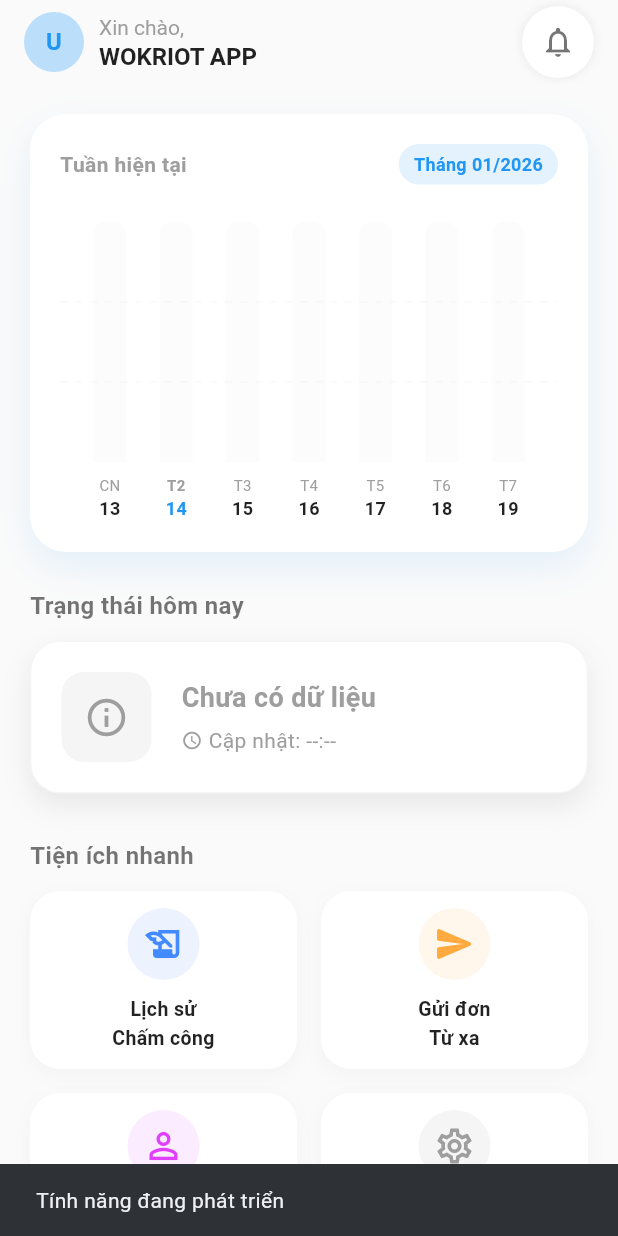
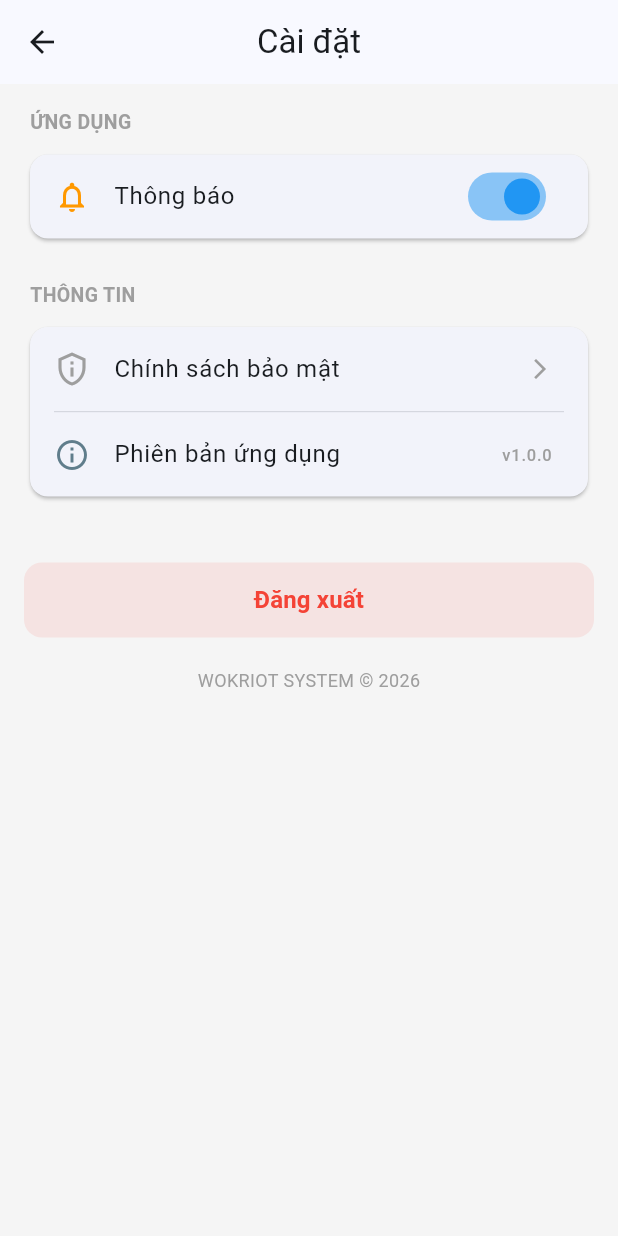
Before and after one commit to cjjjjjk/wokriot-4735, a Flutter app: the HomeScreen screen opened directly, after a tap on an icon or button, on a phone screen of 412 x 824 dp. Run offline on Flutter 3.47's test engine with Material 3 defaults, Android fonts, the phone set to English and light mode, and no system bars; drawn by our look-alikes of fl_chart; our stand-ins replace flutter_dotenv, flutter_local_notifications, qr_flutter, shared_preferences; missing offline and left inert: mqtt_client; accounts and stored records are empty; network calls fail.

Commit message:
update code setting

```diff
--- a/mobile/lib/config/app_config.dart
+++ b/mobile/lib/config/app_config.dart
@@ -15,7 +15,7 @@ class AppConfig {
     }
 
     // 3. iOS/Windows/Linux -> localhost
-    return '192.168.1.250';
+    return '192.168.1.59';
   }
 
   static String get serverPort => dotenv.env['SERVER_PORT'] ?? '5000';
--- a/mobile/lib/screens/home_screen.dart
+++ b/mobile/lib/screens/home_screen.dart
@@ -14,6 +14,7 @@ import 'history_screen.dart';
 import 'request_screen.dart';
 import 'profile_screen.dart';
 import 'notification_screen.dart';
+import 'settings_screen.dart'; // Import màn hình cài đặt
 
 class HomeScreen extends StatefulWidget {
   const HomeScreen({super.key});
@@ -90,7 +91,7 @@ class _HomeScreenState extends State<HomeScreen> {
     }
   }
 
-  // --- 3. LẤY TRẠNG THÁI TỪ SERVER (ĐÃ SỬA LOGIC PARSE JSON) ---
+  // --- 3. LẤY TRẠNG THÁI TỪ SERVER ---
   Future<void> _fetchTodayData() async {
     print("------- BẮT ĐẦU GỌI API -------");
     final prefs = await SharedPreferences.getInstance();
@@ -111,11 +112,11 @@ class _HomeScreenState extends State<HomeScreen> {
         },
       ).timeout(const Duration(seconds: 5));
 
-      print("Response Body: ${response.body}"); // Xem log ở đây
+      print("Response Body: ${response.body}");
 
       if (response.statusCode == 200) {
         final bodyJSON = jsonDecode(response.body);
-        final data = bodyJSON['data']; // Dữ liệu nằm trong key 'data'
+        final data = bodyJSON['data'];
 
         String status = "NONE";
         String time = "--:--";
@@ -151,13 +152,11 @@ class _HomeScreenState extends State<HomeScreen> {
 
     try {
       final now = DateTime.now();
-
       // KHỚP VỚI WEB: Tuần bắt đầu từ Chủ Nhật (weekday = 7 trong Dart)
       int currentDay = now.weekday % 7; // 0=CN, 1=T2, ...6=T7
 
       // Tính ngày Chủ Nhật đầu tuần
       DateTime startOfWeek = now.subtract(Duration(days: currentDay));
-      // Reset giờ về 0h00
       startOfWeek =
           DateTime(startOfWeek.year, startOfWeek.month, startOfWeek.day);
 
@@ -186,7 +185,6 @@ class _HomeScreenState extends State<HomeScreen> {
 
         for (var dayData in days) {
           DateTime date = DateTime.parse(dayData['date']); // YYYY-MM-DD
-
           double hours = (dayData['total_times'] ?? 0).toDouble();
 
           // Map weekday to array index: CN=0, T2=1, ..., T7=6
@@ -199,7 +197,7 @@ class _HomeScreenState extends State<HomeScreen> {
         if (mounted) {
           setState(() {
             _weeklyData = newWeeklyData;
-            _startOfWeek = startOfWeek; // Cập nhật ngày bắt đầu tuần (Chủ Nhật)
+            _startOfWeek = startOfWeek;
           });
         }
       }
@@ -208,16 +206,16 @@ class _HomeScreenState extends State<HomeScreen> {
     }
   }
 
-  // --- LOGIC MQTT ---
+  // --- LOGIC MQTT (ĐÃ SỬA GIỜ ẢO) ---
   void _setupMqtt() async {
     await _mqttService.initialize();
 
+    // Biến 'time' là thời gian từ MQTT gửi sang
     _mqttService.onDataReceived = (status, msg, time) async {
       if (!mounted) return;
 
-      final now = DateTime.now();
-      final String realTime =
-          "${now.hour.toString().padLeft(2, '0')}:${now.minute.toString().padLeft(2, '0')}";
+      // ✅ QUAN TRỌNG: Dùng thời gian từ MQTT (Giờ ảo) thay vì DateTime.now()
+      final String deviceTime = time;
 
       // --- CHẶN LẶP LẠI ---
       if (status == "CHECK_IN") {
@@ -225,6 +223,7 @@ class _HomeScreenState extends State<HomeScreen> {
           ScaffoldMessenger.of(context).showSnackBar(const SnackBar(
             content: Text("Bạn đã Check-in rồi!"),
             backgroundColor: Colors.redAccent,
+            duration: Duration(milliseconds: 500),
           ));
           return;
         }
@@ -232,6 +231,7 @@ class _HomeScreenState extends State<HomeScreen> {
           ScaffoldMessenger.of(context).showSnackBar(const SnackBar(
             content: Text("Bạn đã hoàn thành ca làm việc rồi!"),
             backgroundColor: Colors.redAccent,
+            duration: Duration(milliseconds: 500),
           ));
           return;
         }
@@ -242,6 +242,7 @@ class _HomeScreenState extends State<HomeScreen> {
           ScaffoldMessenger.of(context).showSnackBar(const SnackBar(
             content: Text("Bạn đã Check-out rồi!"),
             backgroundColor: Colors.redAccent,
+            duration: Duration(milliseconds: 500),
           ));
           return;
         }
@@ -249,6 +250,7 @@ class _HomeScreenState extends State<HomeScreen> {
           ScaffoldMessenger.of(context).showSnackBar(const SnackBar(
             content: Text("Bạn chưa Check-in thì không thể Check-out!"),
             backgroundColor: Colors.redAccent,
+            duration: Duration(milliseconds: 500),
           ));
           return;
         }
@@ -263,7 +265,9 @@ class _HomeScreenState extends State<HomeScreen> {
       }
 
       setState(() => _isLoading = false);
-      _updateUI(status, time);
+
+      // ✅ Cập nhật giao diện bằng deviceTime
+      _updateUI(status, deviceTime);
 
       String notifType = "info";
       String notifTitle = "Thông báo";
@@ -276,16 +280,18 @@ class _HomeScreenState extends State<HomeScreen> {
         notifType = "checkout";
       }
 
+      // Lưu thông báo với deviceTime
       await NotificationHelper.addNotification(
-          notifTitle, "Ghi nhận lúc $time. $msg", notifType);
+          notifTitle, "Ghi nhận lúc $deviceTime. $msg", notifType);
 
+      // Cập nhật lịch sử với deviceTime
       setState(() {
         _history.insert(
             0,
             AttendanceHistory(
               date: DateTime.now().toString().split(' ')[0],
-              checkIn: status == "CHECK_IN" ? realTime : "--:--",
-              checkOut: status == "CHECK_OUT" ? realTime : "--:--",
+              checkIn: status == "CHECK_IN" ? deviceTime : "--:--",
+              checkOut: status == "CHECK_OUT" ? deviceTime : "--:--",
               status: status == "CHECK_IN" ? "Vào làm" : "Ra về",
             ));
       });
@@ -294,8 +300,9 @@ class _HomeScreenState extends State<HomeScreen> {
 
       ScaffoldMessenger.of(context).showSnackBar(
         SnackBar(
-            content: Text("$successMessage (Lúc $realTime)"),
-            backgroundColor: Colors.blueAccent),
+            content: Text("$successMessage (Lúc $deviceTime)"),
+            backgroundColor: Colors.blueAccent,
+            duration: const Duration(milliseconds: 500)),
       );
     };
   }
@@ -328,31 +335,31 @@ class _HomeScreenState extends State<HomeScreen> {
     });
   }
 
-  // --- 5. WIDGET TRẠNG THÁI (ĐÃ SỬA LỖI Colors -> Icons) ---
+  // --- 5. WIDGET TRẠNG THÁI ---
   Widget _buildStatusCard() {
     Color cardColor;
     String statusTitle;
     String statusDesc;
-    IconData statusIcon; // Đổi type thành IconData
+    IconData statusIcon;
 
     switch (_currentStatus) {
       case "CHECK_IN":
         cardColor = Colors.orange.shade700;
         statusTitle = "ĐANG LÀM VIỆC";
         statusDesc = "Đã vào lúc $_displayTime.\nĐừng quên Check-out khi về!";
-        statusIcon = Icons.timer; // ĐÃ SỬA: Dùng Icons thay vì Colors
+        statusIcon = Icons.timer;
         break;
       case "CHECK_OUT":
         cardColor = Colors.green.shade700;
         statusTitle = "ĐÃ HOÀN THÀNH";
         statusDesc = "Đã về lúc $_displayTime.\nHẹn gặp lại bạn vào ngày mai!";
-        statusIcon = Icons.check_circle_outline; // ĐÃ SỬA
+        statusIcon = Icons.check_circle_outline;
         break;
       default: // NONE
         cardColor = Colors.blue.shade700;
         statusTitle = "SẴN SÀNG";
         statusDesc = "Vui lòng quét mã để Check-in\nbắt đầu ca làm việc.";
-        statusIcon = Icons.login; // ĐÃ SỬA
+        statusIcon = Icons.login;
     }
 
     return Container(
@@ -453,13 +460,13 @@ class _HomeScreenState extends State<HomeScreen> {
           child: Column(
             crossAxisAlignment: CrossAxisAlignment.start,
             children: [
-              // 1. CHART AREA (Đã cập nhật)
+              // 1. BIỂU ĐỒ
               WeeklyChartWidget(
                   weeklyData: _weeklyData, startDate: _startOfWeek),
 
               const SizedBox(height: 24),
 
-              // 2. STATUS CARD
+              // 2. TRẠNG THÁI HÔM NAY
               const Text("Trạng thái hôm nay",
                   style: TextStyle(
                       fontSize: 16,
@@ -521,7 +528,7 @@ class _HomeScreenState extends State<HomeScreen> {
 
               const SizedBox(height: 30),
 
-              // 3. UTILITIES GRID
+              // 3. TIỆN ÍCH NHANH
               const Text("Tiện ích nhanh",
                   style: TextStyle(
                       fontSize: 16,
@@ -564,8 +571,11 @@ class _HomeScreenState extends State<HomeScreen> {
                   _buildMenuCard(
                       Icons.settings_outlined, "Cài đặt\nChung", Colors.grey,
                       () {
-                    ScaffoldMessenger.of(context).showSnackBar(const SnackBar(
-                        content: Text("Tính năng đang phát triển")));
+                    // ✅ Đã gắn link sang SettingsScreen
+                    Navigator.push(
+                        context,
+                        MaterialPageRoute(
+                            builder: (_) => const SettingsScreen()));
                   }),
                 ],
               ),
--- /dev/null
+++ b/mobile/lib/screens/settings_screen.dart
@@ -0,0 +1,216 @@
+import 'package:flutter/material.dart';
+import 'package:shared_preferences/shared_preferences.dart';
+import 'login_screen.dart';
+
+class SettingsScreen extends StatefulWidget {
+  const SettingsScreen({super.key});
+
+  @override
+  State<SettingsScreen> createState() => _SettingsScreenState();
+}
+
+class _SettingsScreenState extends State<SettingsScreen> {
+  // Biến trạng thái cục bộ cho thông báo
+  bool _isNotificationEnabled = true;
+
+  @override
+  void initState() {
+    super.initState();
+    _loadLocalSettings();
+  }
+
+  // Load trạng thái thông báo từ máy
+  Future<void> _loadLocalSettings() async {
+    final prefs = await SharedPreferences.getInstance();
+    setState(() {
+      _isNotificationEnabled = prefs.getBool('IS_NOTIFY') ?? true;
+    });
+  }
+
+  // --- XỬ LÝ ĐĂNG XUẤT ---
+  void _handleLogout(BuildContext context) async {
+    // Hiển thị hộp thoại xác nhận
+    final confirm = await showDialog<bool>(
+      context: context,
+      builder: (ctx) => AlertDialog(
+        title: const Text("Đăng xuất"),
+        content: const Text("Bạn có chắc chắn muốn đăng xuất không?"),
+        actions: [
+          TextButton(
+            onPressed: () => Navigator.pop(ctx, false),
+            child: const Text("Hủy", style: TextStyle(color: Colors.grey)),
+          ),
+          TextButton(
+            onPressed: () => Navigator.pop(ctx, true),
+            child: const Text("Đồng ý", style: TextStyle(color: Colors.red)),
+          ),
+        ],
+      ),
+    );
+
+    // Nếu người dùng chọn Đồng ý
+    if (confirm == true) {
+      final prefs = await SharedPreferences.getInstance();
+      await prefs.remove('ACCESS_TOKEN'); // Xóa token đăng nhập
+
+      if (!mounted) return;
+
+      // Chuyển về màn hình Login và xóa hết lịch sử trang cũ
+      Navigator.pushAndRemoveUntil(
+        context,
+        MaterialPageRoute(builder: (_) => const LoginScreen()),
+        (route) => false,
+      );
+    }
+  }
+
+  // --- HIỂN THỊ CHÍNH SÁCH BẢO MẬT ---
+  void _showPrivacyPolicy() {
+    showModalBottomSheet(
+      context: context,
+      isScrollControlled: true,
+      shape: const RoundedRectangleBorder(
+        borderRadius: BorderRadius.vertical(top: Radius.circular(20)),
+      ),
+      builder: (context) => Container(
+        height: MediaQuery.of(context).size.height * 0.7,
+        padding: const EdgeInsets.all(20),
+        child: Column(
+          children: [
+            Container(
+              width: 40,
+              height: 4,
+              margin: const EdgeInsets.only(bottom: 20),
+              decoration: BoxDecoration(
+                  color: Colors.grey[300],
+                  borderRadius: BorderRadius.circular(2)),
+            ),
+            Text("Chính sách bảo mật",
+                style: Theme.of(context).textTheme.headlineSmall),
+            const Divider(),
+            const Expanded(
+              child: SingleChildScrollView(
+                child: Text(
+                  "1. Thu thập dữ liệu:\nChúng tôi chỉ thu thập ID nhân viên và dữ liệu chấm công để phục vụ công việc.\n\n"
+                  "2. Quyền riêng tư:\nDữ liệu của bạn được bảo mật trên máy chủ nội bộ và không chia sẻ ra bên ngoài.\n\n"
+                  "3. Liên hệ:\nNếu có thắc mắc, vui lòng liên hệ bộ phận IT hoặc gửi email về admin@wokriot.com.",
+                  style: TextStyle(fontSize: 16, height: 1.5),
+                ),
+              ),
+            ),
+          ],
+        ),
+      ),
+    );
+  }
+
+  @override
+  Widget build(BuildContext context) {
+    return Scaffold(
+      appBar: AppBar(
+        title: const Text("Cài đặt"),
+        centerTitle: true,
+        elevation: 0,
+      ),
+      body: ListView(
+        padding: const EdgeInsets.all(16),
+        children: [
+          // --- PHẦN 1: CÀI ĐẶT ỨNG DỤNG ---
+          _buildHeader("ỨNG DỤNG"),
+          Card(
+            shape:
+                RoundedRectangleBorder(borderRadius: BorderRadius.circular(12)),
+            child: Column(
+              children: [
+                // 1. Thông báo (Chỉ giữ lại cái này)
+                SwitchListTile(
+                  secondary: const Icon(Icons.notifications_outlined,
+                      color: Colors.orange),
+                  title: const Text("Thông báo"),
+                  value: _isNotificationEnabled,
+                  activeColor: Colors.blue,
+                  onChanged: (val) async {
+                    setState(() => _isNotificationEnabled = val);
+                    // Lưu cài đặt ngay khi bấm
+                    final prefs = await SharedPreferences.getInstance();
+                    prefs.setBool('IS_NOTIFY', val);
+                  },
+                ),
+              ],
+            ),
+          ),
+
+          const SizedBox(height: 24),
+
+          // --- PHẦN 2: THÔNG TIN ---
+          _buildHeader("THÔNG TIN"),
+          Card(
+            shape:
+                RoundedRectangleBorder(borderRadius: BorderRadius.circular(12)),
+            child: Column(
+              children: [
+                ListTile(
+                  leading: const Icon(Icons.privacy_tip_outlined,
+                      color: Colors.grey),
+                  title: const Text("Chính sách bảo mật"),
+                  trailing: const Icon(Icons.arrow_forward_ios,
+                      size: 16, color: Colors.grey),
+                  onTap: _showPrivacyPolicy,
+                ),
+                _buildDivider(),
+                const ListTile(
+                  leading: Icon(Icons.info_outline, color: Colors.blueGrey),
+                  title: Text("Phiên bản ứng dụng"),
+                  trailing:
+                      Text("v1.0.0", style: TextStyle(color: Colors.grey)),
+                ),
+              ],
+            ),
+          ),
+
+          const SizedBox(height: 40),
+
+          // --- NÚT ĐĂNG XUẤT ---
+          ElevatedButton(
+            style: ElevatedButton.styleFrom(
+              backgroundColor: Colors.red.withOpacity(0.1),
+              foregroundColor: Colors.red,
+              elevation: 0,
+              minimumSize: const Size(double.infinity, 50),
+              shape: RoundedRectangleBorder(
+                  borderRadius: BorderRadius.circular(12)),
+            ),
+            onPressed: () => _handleLogout(context),
+            child: const Text(
+              "Đăng xuất",
+              style: TextStyle(fontWeight: FontWeight.bold, fontSize: 16),
+            ),
+          ),
+
+          const SizedBox(height: 20),
+          const Center(
+            child: Text(
+              "WOKRIOT SYSTEM © 2026",
+              style: TextStyle(color: Colors.grey, fontSize: 12),
+            ),
+          ),
+        ],
+      ),
+    );
+  }
+
+  // Widget tiêu đề nhỏ
+  Widget _buildHeader(String title) {
+    return Padding(
+      padding: const EdgeInsets.only(left: 4, bottom: 8),
+      child: Text(title,
+          style: const TextStyle(
+              fontWeight: FontWeight.bold, color: Colors.grey, fontSize: 13)),
+    );
+  }
+
+  // Widget đường kẻ
+  Widget _buildDivider() {
+    return const Divider(height: 1, indent: 16, endIndent: 16, thickness: 0.5);
+  }
+}
```
Also changed, not shown: mobile/lib/screens/profile_screen.dart (+3 -71 lines), mobile/lib/screens/request_screen.dart (+14 -8 lines), mobile/lib/services/api_service.dart (+1 -6 lines), 1 other file.
